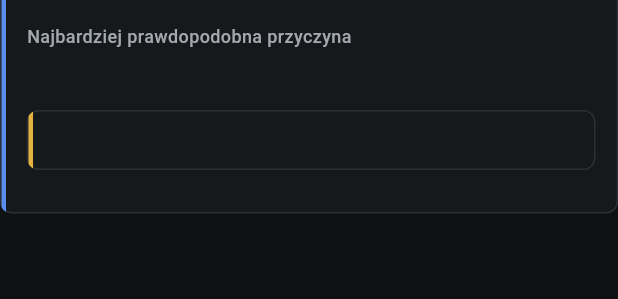
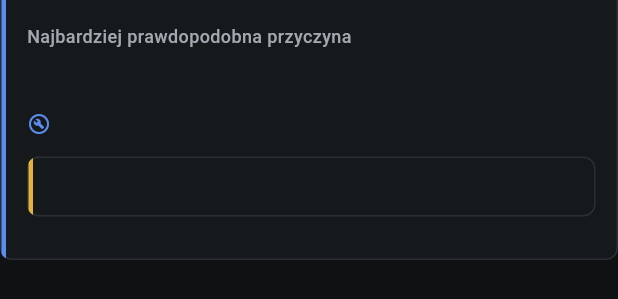
Before and after one commit to zydziupolska-cmyk/autocheck, a Flutter app: the AnomalyCard widget shown alone on an empty page, opened directly with empty values, on a phone screen of 412 x 824 dp. Shown: the part 181-480 px from the top of the screen. Run offline on Flutter 3.47's test engine with Material 3 defaults, Android fonts, the phone set to English and light mode, and no system bars; our stand-ins replace file_picker, fl_chart, flutter_blue_plus, flutter_bluetooth_serial, permission_handler, share_plus.

Commit message:
Baza popularnych silników i notatki o typowych usterkach w diagnozie
- models/engine_profiles.dart: katalog popularnych jednostek (VAG EA189/EA288/PD/
  CR/EA888/EA111/EA211, BMW N47/N57/N54/N55/N20/B47, PSA-Ford DV6/DW10/EcoBoost,
  Renault K9K, Fiat/Opel MultiJet/CDTI, Mercedes OM651/OM642, Toyota D-4D) z
  typowymi wadami przypisanymi do obszarów (turbo, DPF, EGR, szyna, wtryski,
  rozrząd, zapłon, mieszanka, olej, chłodzenie)
- Analizator: po diagnozie dopasowuje wykrytą anomalię do typowej wady silnika
  (rozpoznanie po producencie, opisie silnika, CALID, modelu, VIN) i dokłada
  notatkę „Typowe dla <silnik>: …”; dane liczbowe nadal decydują pierwsze
- LogSession niesie engineInfo, żeby diagnoza z historii też znała silnik
- Ekran Diagnoza pokazuje notatkę o silniku; testy wykrywania i adnotacji

Co-Authored-By: Claude Opus 5.5 <noreply@anthropic.com>
Claude-Session: https://claude.ai/code/session_01EhpkM6h7yug2Sh1Lorrf57

```diff
--- a/lib/models/anomaly.dart
+++ b/lib/models/anomaly.dart
@@ -24,6 +24,7 @@ class Anomaly {
   final List<String>? ruledOutCauses; // Przyczyny wykluczone przez inne parametry
   final String? rootCauseConclusion; // Końcowy techniczny wniosek przyczynowo-skutkowy
   final String? plainSummary; // Wniosek prostym językiem dla kierowcy („co jest zepsute i co zrobić”)
+  final String? engineNote; // Notatka o typowej usterce wykrytego silnika (z bazy silników)
 
   const Anomaly({
     required this.id,
@@ -44,7 +45,31 @@ class Anomaly {
     this.ruledOutCauses,
     this.rootCauseConclusion,
     this.plainSummary,
+    this.engineNote,
   });
+
+  /// Kopia z dołączoną notatką o typowej usterce silnika.
+  Anomaly withEngineNote(String note) => Anomaly(
+        id: id,
+        title: title,
+        severity: severity,
+        paramKey: paramKey,
+        startMs: startMs,
+        endMs: endMs,
+        startRpm: startRpm,
+        endRpm: endRpm,
+        observedValueText: observedValueText,
+        description: description,
+        hypotheses: hypotheses,
+        recommendations: recommendations,
+        primarySymptom: primarySymptom,
+        correlatedSignals: correlatedSignals,
+        falseLeadWarning: falseLeadWarning,
+        ruledOutCauses: ruledOutCauses,
+        rootCauseConclusion: rootCauseConclusion,
+        plainSummary: plainSummary,
+        engineNote: note,
+      );
 
   double get startSec => startMs / 1000.0;
   double get endSec => endMs / 1000.0;
--- a/lib/screens/diagnostic_screen.dart
+++ b/lib/screens/diagnostic_screen.dart
@@ -221,6 +221,20 @@ class _AnomalyCardState extends State<AnomalyCard> {
                       ),
                     const SizedBox(height: 14),
                   ],
+                  if (a.engineNote != null) ...[
+                    Row(
+                      crossAxisAlignment: CrossAxisAlignment.start,
+                      children: [
+                        const Padding(
+                          padding: EdgeInsets.only(top: 1),
+                          child: Icon(Icons.build_circle_outlined, size: 16, color: AppTheme.info),
+                        ),
+                        const SizedBox(width: 8),
+                        Expanded(child: Text(a.engineNote!, style: const TextStyle(color: AppTheme.info, fontSize: 12.5, height: 1.35))),
+                      ],
+                    ),
+                    const SizedBox(height: 14),
+                  ],
                   if (a.falseLeadWarning != null) ...[
                     Notice(a.falseLeadWarning!, tone: AppTheme.warn),
                     const SizedBox(height: 14),
```
Also changed, not shown: lib/models/engine_profiles.dart (added, +227 -0 lines), lib/models/log_point.dart (+7 -0 lines), lib/services/anomaly_engine.dart (+36 -2 lines), lib/services/datalogger_service.dart (+12 -4 lines), 1 other file.
